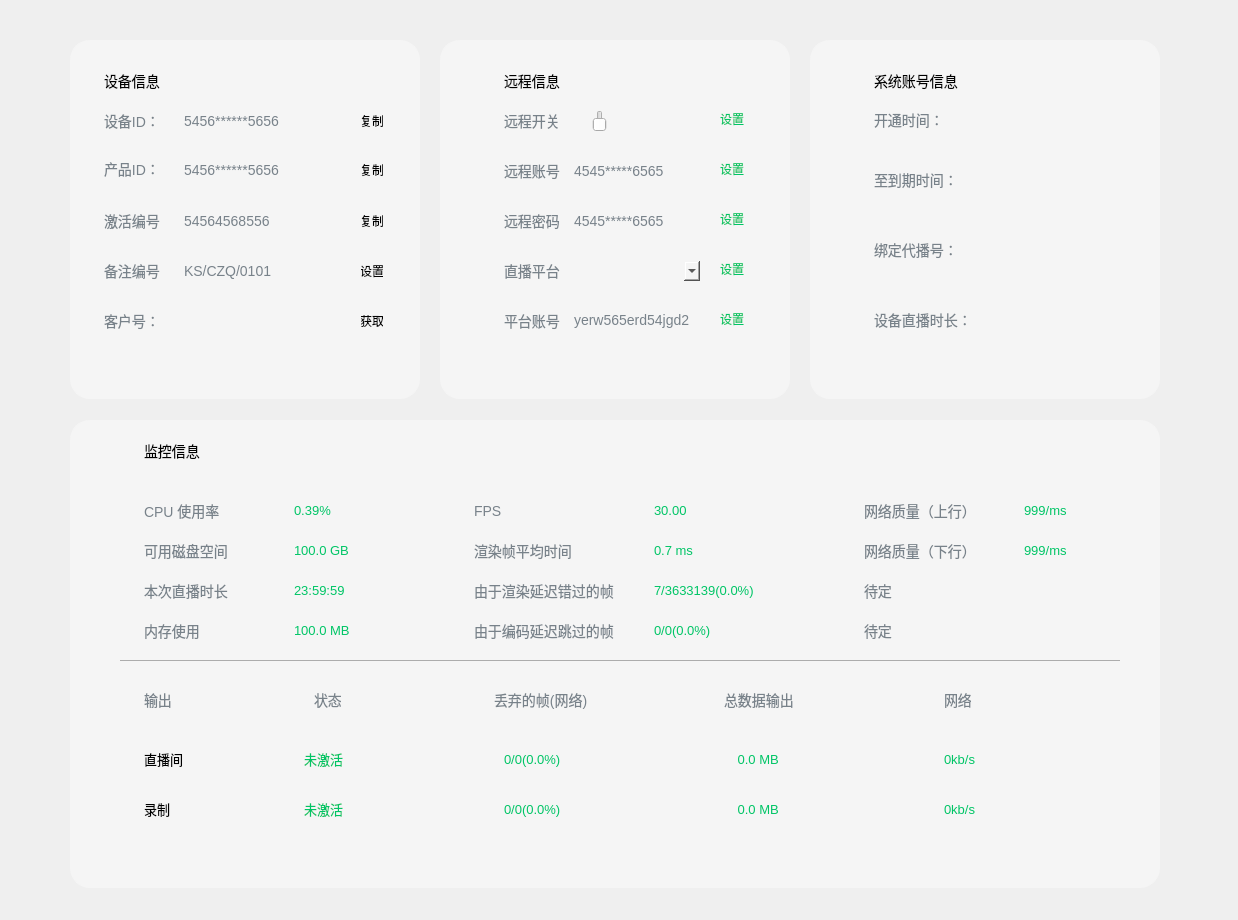
Old version of the form UI/gbs/bizWidgets/GBSBizDeviceInfo.ui in the repository huangjingpei/myobs.
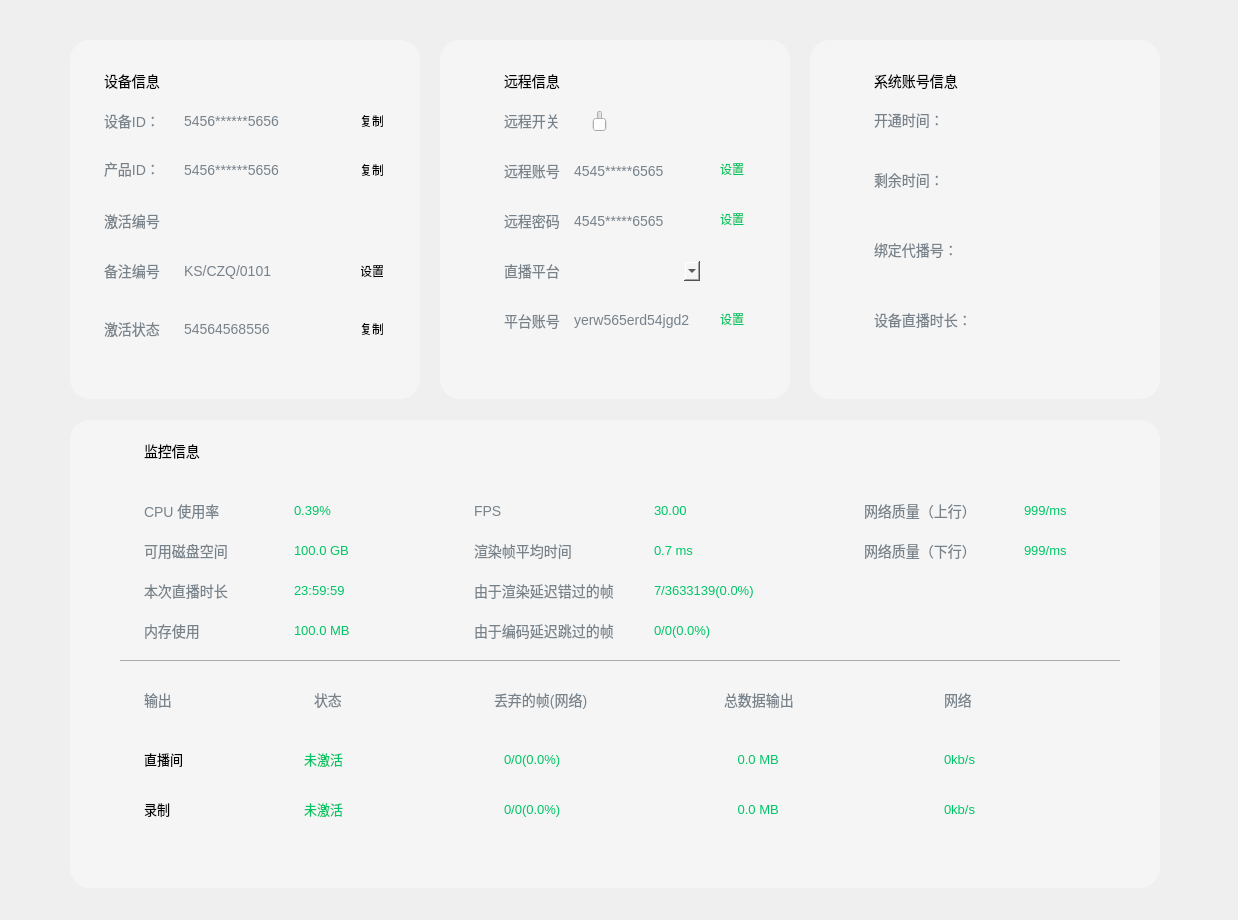
New version of the form. Custom widgets are drawn as their Qt base class.

What changed in the file:
```diff
--- a/UI/gbs/bizWidgets/GBSBizDeviceInfo.ui
+++ b/UI/gbs/bizWidgets/GBSBizDeviceInfo.ui
@@ -82,7 +82,7 @@
     <property name="geometry">
      <rect>
       <x>110</x>
-      <y>170</y>
+      <y>278</y>
       <width>161</width>
       <height>22</height>
      </rect>
@@ -116,7 +116,7 @@
     <property name="geometry">
      <rect>
       <x>110</x>
-      <y>270</y>
+      <y>170</y>
       <width>161</width>
       <height>22</height>
      </rect>
@@ -179,7 +179,7 @@
     <property name="geometry">
      <rect>
       <x>290</x>
-      <y>172</y>
+      <y>280</y>
       <width>24</width>
       <height>17</height>
      </rect>
@@ -221,29 +221,6 @@
      <string>设置</string>
     </property>
    </widget>
-   <widget class="QPushButton" name="btnDevInfo05">
-    <property name="geometry">
-     <rect>
-      <x>290</x>
-      <y>272</y>
-      <width>24</width>
-      <height>17</height>
-     </rect>
-    </property>
-    <property name="styleSheet">
-     <string notr="true">border: none;
-color: #00C566;
-pressed {
-   padding-left: 3px;
-   padding-top: 3px;
-   background-repeat: no-repeat;
-   background-position: center;
-}</string>
-    </property>
-    <property name="text">
-     <string>获取</string>
-    </property>
-   </widget>
    <widget class="QLabel" name="label_53">
     <property name="geometry">
      <rect>
@@ -282,7 +259,7 @@
     <property name="geometry">
      <rect>
       <x>30</x>
-      <y>170</y>
+      <y>278</y>
       <width>66</width>
       <height>22</height>
      </rect>
@@ -292,7 +269,7 @@
 font-size: 14px;</string>
     </property>
     <property name="text">
-     <string>激活编号：</string>
+     <string>激活状态：</string>
     </property>
    </widget>
    <widget class="QLabel" name="label_56">
@@ -316,7 +293,7 @@
     <property name="geometry">
      <rect>
       <x>30</x>
-      <y>270</y>
+      <y>170</y>
       <width>66</width>
       <height>22</height>
      </rect>
@@ -326,7 +303,7 @@
 font-size: 14px;</string>
     </property>
     <property name="text">
-     <string>客户号：</string>
+     <string>激活编号：</string>
     </property>
    </widget>
   </widget>
@@ -571,40 +548,6 @@
      <string>设置</string>
     </property>
    </widget>
-   <widget class="QPushButton" name="btnRmoteSwitch">
-    <property name="geometry">
-     <rect>
-      <x>280</x>
-      <y>70</y>
-      <width>24</width>
-      <height>17</height>
-     </rect>
-    </property>
-    <property name="styleSheet">
-     <string notr="true">border: none;
-color: #00C566;</string>
-    </property>
-    <property name="text">
-     <string>设置</string>
-    </property>
-   </widget>
-   <widget class="QPushButton" name="btnLivePlat">
-    <property name="geometry">
-     <rect>
-      <x>280</x>
-      <y>220</y>
-      <width>24</width>
-      <height>17</height>
-     </rect>
-    </property>
-    <property name="styleSheet">
-     <string notr="true">border: none;
-color: #00C566;</string>
-    </property>
-    <property name="text">
-     <string>设置</string>
-    </property>
-   </widget>
   </widget>
   <widget class="QWidget" name="wdgRunningInfo" native="true">
    <property name="geometry">
@@ -668,7 +611,7 @@
 font-size: 14px;</string>
     </property>
     <property name="text">
-     <string>至到期时间：   </string>
+     <string>剩余时间：   </string>
     </property>
    </widget>
    <widget class="QLabel" name="lbsSysInfo03">
@@ -1330,40 +1273,6 @@
      <string>网络质量（下行）</string>
     </property>
    </widget>
-   <widget class="QLabel" name="label_35">
-    <property name="geometry">
-     <rect>
-      <x>790</x>
-      <y>160</y>
-      <width>116</width>
-      <height>22</height>
-     </rect>
-    </property>
-    <property name="styleSheet">
-     <string notr="true">color: #78828A;
-font-size: 14px;</string>
-    </property>
-    <property name="text">
-     <string>待定</string>
-    </property>
-   </widget>
-   <widget class="QLabel" name="label_36">
-    <property name="geometry">
-     <rect>
-      <x>790</x>
-      <y>200</y>
-      <width>116</width>
-      <height>22</height>
-     </rect>
-    </property>
-    <property name="styleSheet">
-     <string notr="true">color: #78828A;
-font-size: 14px;</string>
-    </property>
-    <property name="text">
-     <string>待定</string>
-    </property>
-   </widget>
    <widget class="QLabel" name="lblMon03">
     <property name="geometry">
      <rect>
```
Left out of the diff: 2 changed lines with no effect on the pictures.
